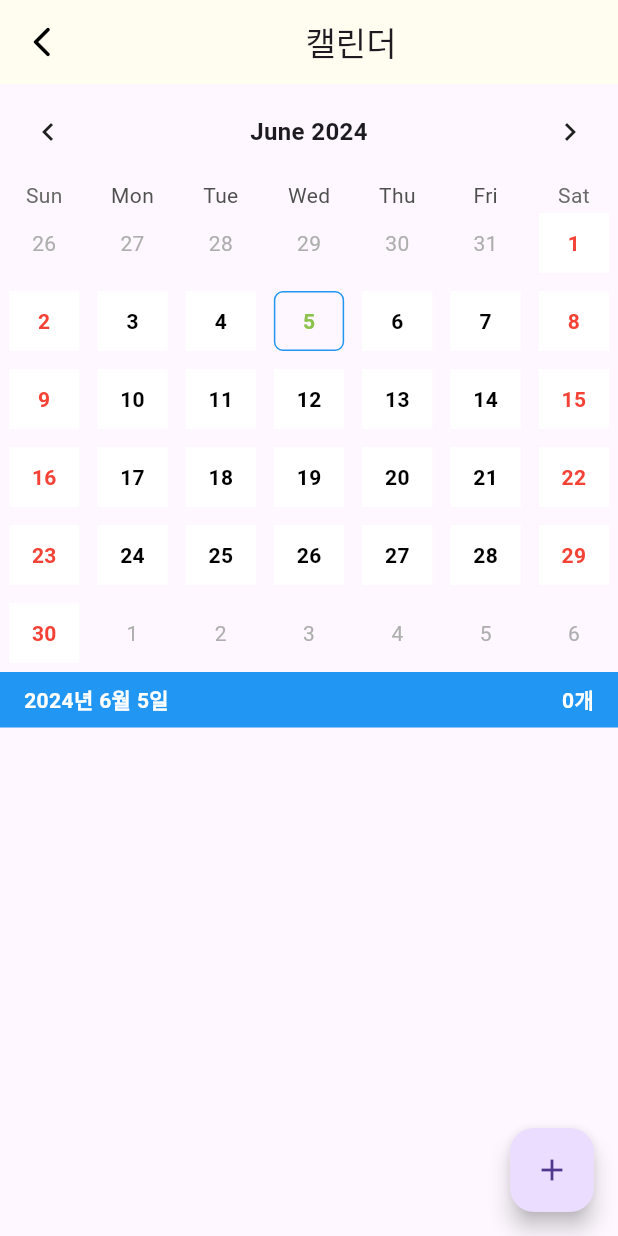
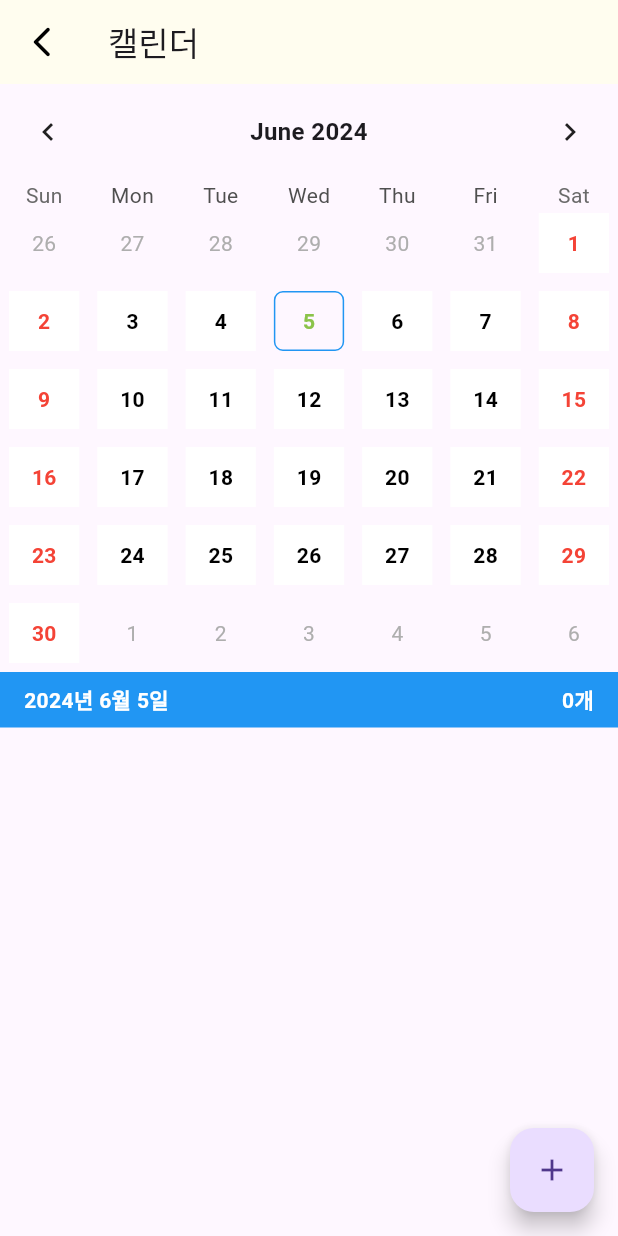
Before and after one commit to vvyejivv/wooki, a Flutter app: the HomeScreen screen opened directly, on a phone screen of 412 x 824 dp. Run offline on Flutter 3.47's test engine with Material 3 defaults, Android fonts, the phone set to English and light mode, and no system bars; drawn by our look-alikes of table_calendar; our stand-ins replace cloud_firestore, file_picker, firebase_auth, firebase_core, firebase_dynamic_links, firebase_storage and 9 more; missing offline and left inert: flutter_naver_login, kakao_flutter_sdk, kakao_flutter_sdk_common, mailer; accounts and stored records are empty; Roboto replaces fonts that are missing (Pretendard); project files that could hold a hidden picture were left out.

Commit message:
240605 앨범 작성 시 페이지 이동, 캘린더 appbar 수정

```diff
--- a/lib/Schefuler/home_Screens.dart
+++ b/lib/Schefuler/home_Screens.dart
@@ -69,9 +69,7 @@ class _HomeScreenState extends State<HomeScreen> {
     return Scaffold(
       appBar: AppBar(
         backgroundColor: Color(0xFFFFFDEF),
-        title: Center(
-          child: Text('캘린더'),
-        ),
+        title: Text('캘린더'),
         leading: IconButton(
           onPressed: () {
             Navigator.push(
--- a/lib/album/album_upload.dart
+++ b/lib/album/album_upload.dart
@@ -224,6 +224,12 @@ class _SnsAddState extends State<SnsAdd> {
 
     ScaffoldMessenger.of(context)
         .showSnackBar(SnackBar(content: Text('업로드 되었습니다!')));
+
+    // 업로드 후 SnsApp() 페이지로 이동
+    Navigator.pushReplacement(
+      context,
+      MaterialPageRoute(builder: (context) => SnsApp()),
+    );
   }
 
   Future<String> _uploadImage(File image) async {
```
